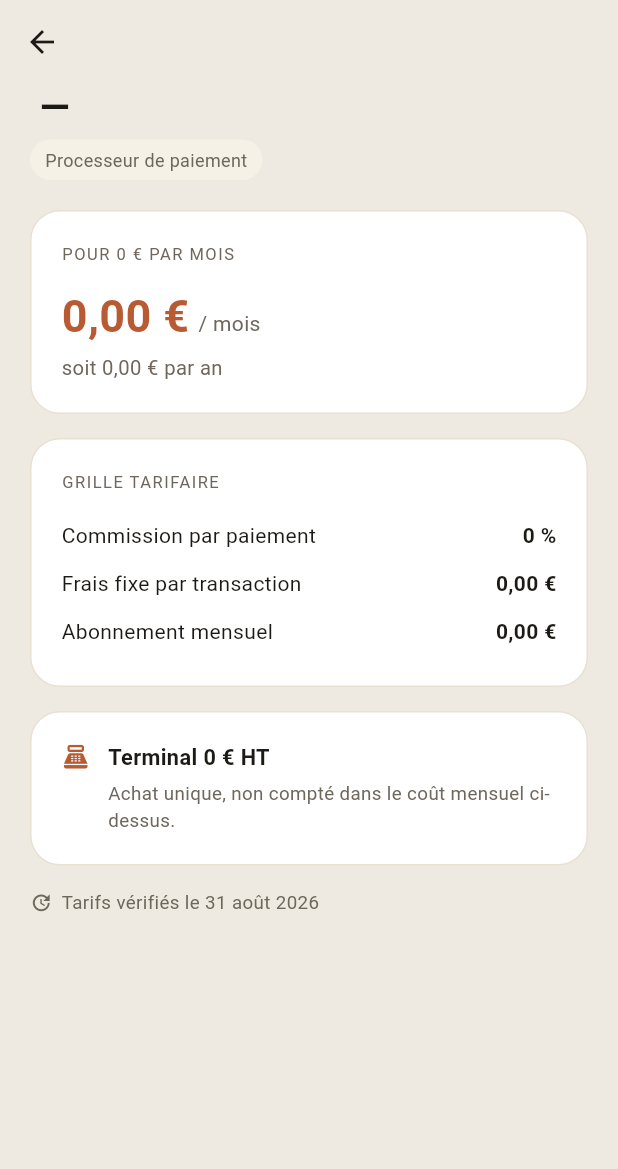
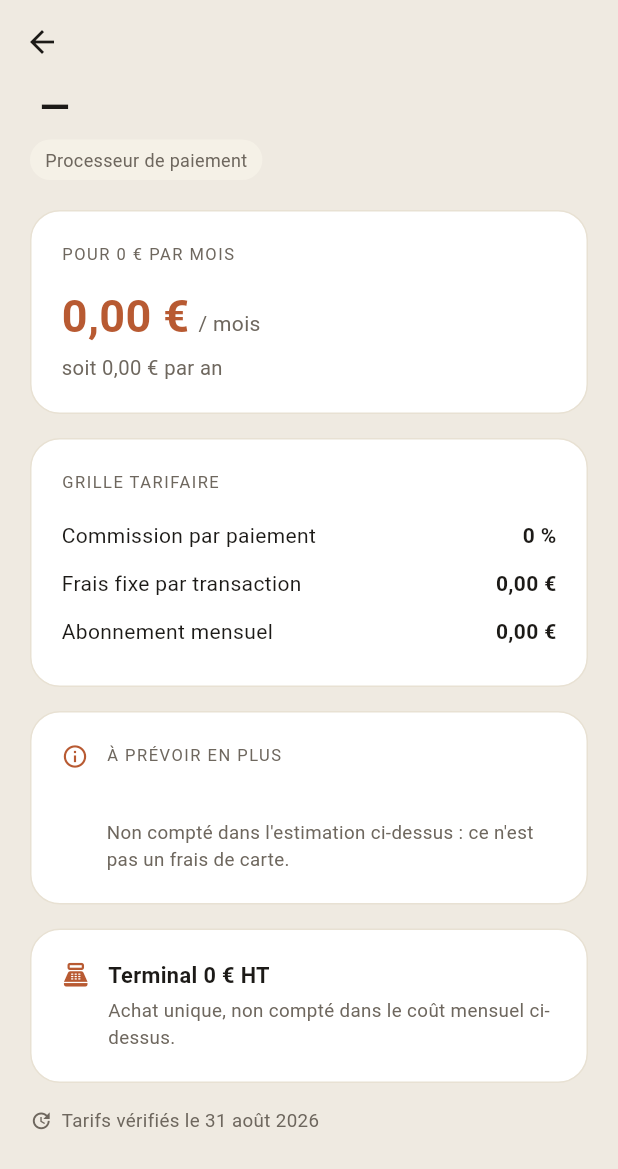
Before and after one commit to Vricef/frais-tpe, a Flutter app: the ProviderDetailScreen screen opened directly with empty values, on a phone screen of 412 x 824 dp. Shown: the top 1169 px of the screen. Run offline on Flutter 3.47's test engine with Material 3 defaults, Android fonts, the phone set to English and light mode, and no system bars; our stand-ins replace cloud_firestore, firebase_core, pdf, printing, shared_preferences; accounts and stored records are empty.

Commit message:
Ajouter Qonto et le champ « condition d'accès »
Qonto (Tap to Pay + TPE) : 0,7 % sur les cartes UE particuliers, 2,6 %
sur les cartes pro et hors UE, aucun abonnement d'encaissement.

À 0,7 %, Qonto prend la première place du classement à tous les volumes.
Or l'offre suppose un compte pro Qonto à partir de 9 € HT/mois, qu'aucun
des six autres prestataires n'exige : afficher cette première place sans
la mentionner la ferait reposer sur un silence.

D'où le champ `condition` : une contrainte d'accès à l'offre, hors frais
d'encaissement. Elle n'entre pas dans le calcul — ce n'est pas un frais
de carte, et l'y inclure fausserait la comparaison dans l'autre sens —
mais elle s'affiche sur la fiche et sous le nom dans le tableau, y
compris sur une ligne verrouillée : elle décrit l'offre, pas son prix.

Le coût d'achat du terminal n'est pas renseigné, faute de montant connu.

Seed relu depuis l'émulateur Firestore : les sept documents sont écrits,
`condition` arrive en String et `derniere_maj` en Timestamp.

Co-Authored-By: Claude Opus 5 <noreply@anthropic.com>
Claude-Session: https://claude.ai/code/session_01EfycyPonRUFN5V4fPXsG1T

```diff
--- a/lib/models/provider.dart
+++ b/lib/models/provider.dart
@@ -99,6 +99,15 @@ class TpeProvider {
   /// négociation).
   final String? mentionNegociation;
 
+  /// Condition d'accès à l'offre, hors frais d'encaissement : compte
+  /// bancaire obligatoire, engagement, volume minimum.
+  ///
+  /// Elle n'entre pas dans le calcul — ce n'est pas un frais de carte —
+  /// mais elle est affichée partout où l'offre apparaît. Sans elle, une
+  /// offre peut prendre la première place sur un coût que l'utilisateur
+  /// ne pourra pas obtenir aux conditions affichées.
+  final String? condition;
+
   final DateTime? derniereMaj;
 
   /// Saisi par l'utilisateur plutôt que chargé depuis Firestore, pour un
@@ -119,6 +128,7 @@ class TpeProvider {
     this.fourchetteMin,
     this.fourchetteMax,
     this.mentionNegociation,
+    this.condition,
     this.derniereMaj,
     this.estPersonnalise = false,
   });
@@ -154,6 +164,7 @@ class TpeProvider {
       fourchetteMin: (data['fourchette_min'] as num?)?.toDouble(),
       fourchetteMax: (data['fourchette_max'] as num?)?.toDouble(),
       mentionNegociation: data['mention_negociation'] as String?,
+      condition: data['condition'] as String?,
       derniereMaj: rawMaj is Timestamp ? rawMaj.toDate() : null,
     );
   }
@@ -179,6 +190,7 @@ class TpeProvider {
       if (fourchetteMin != null) 'fourchette_min': fourchetteMin,
       if (fourchetteMax != null) 'fourchette_max': fourchetteMax,
       if (mentionNegociation != null) 'mention_negociation': mentionNegociation,
+      if (condition != null) 'condition': condition,
       if (derniereMaj != null) 'derniere_maj': Timestamp.fromDate(derniereMaj!),
     };
   }
--- a/lib/screens/provider_detail_screen.dart
+++ b/lib/screens/provider_detail_screen.dart
@@ -59,6 +59,10 @@ class ProviderDetailScreen extends StatelessWidget {
                 _GrilleTarifaire(provider: provider)
               else
                 _FourchetteNegociation(provider: provider),
+              if (provider.condition != null) ...[
+                const SizedBox(height: 16),
+                _Condition(texte: provider.condition!),
+              ],
               if (provider.tarifsAdditionnels.isNotEmpty) ...[
                 const SizedBox(height: 16),
                 _TarifsAdditionnels(tarifs: provider.tarifsAdditionnels),
@@ -187,6 +191,63 @@ class _CarteCout extends StatelessWidget {
 }
 
 /// La grille tarifaire brute, telle qu'annoncée par le prestataire.
+/// Ce qu'il faut réunir pour obtenir l'offre, en plus d'en payer les
+/// frais. Volontairement hors du calcul : ce n'est pas un frais de
+/// carte, et l'inclure fausserait la comparaison dans l'autre sens.
+class _Condition extends StatelessWidget {
+  const _Condition({required this.texte});
+
+  final String texte;
+
+  @override
+  Widget build(BuildContext context) {
+    final colors = context.colors;
+    return TicketCard(
+      child: Row(
+        crossAxisAlignment: CrossAxisAlignment.start,
+        children: [
+          Icon(Icons.info_outline, size: 18, color: colors.accent),
+          const SizedBox(width: 12),
+          Expanded(
+            child: Column(
+              crossAxisAlignment: CrossAxisAlignment.start,
+              children: [
+                Text(
+                  'À PRÉVOIR EN PLUS',
+                  style: TextStyle(
+                    color: colors.textSecondary,
+                    fontSize: 11,
+                    letterSpacing: 1,
+                  ),
+                ),
+                const SizedBox(height: 8),
+                Text(
+                  texte,
+                  style: TextStyle(
+                    color: colors.textPrimary,
+                    fontSize: 14,
+                    height: 1.45,
+                  ),
+                ),
+                const SizedBox(height: 6),
+                Text(
+                  "Non compté dans l'estimation ci-dessus : ce n'est pas un "
+                  'frais de carte.',
+                  style: TextStyle(
+                    color: colors.textSecondary,
+                    fontSize: 12.5,
+                    height: 1.4,
+                  ),
+                ),
+              ],
+            ),
+          ),
+        ],
+      ),
+    );
+  }
+}
+
 class _GrilleTarifaire extends StatelessWidget {
   const _GrilleTarifaire({required this.provider});
 
```
Also changed, not shown: firestore/providers.seed.json (+12 -0 lines), lib/screens/comparison_table_screen.dart (+14 -0 lines), 1 other file.
